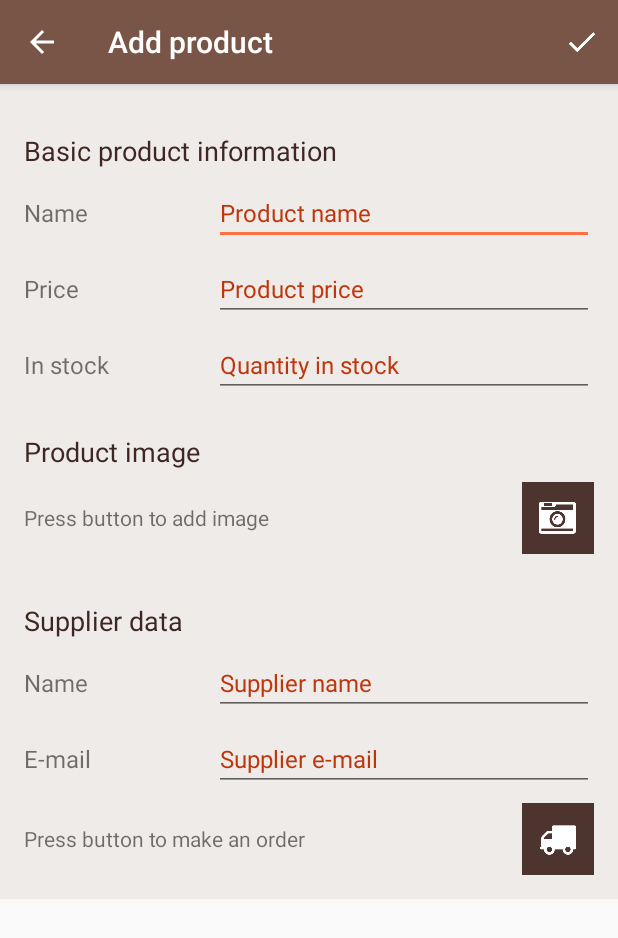
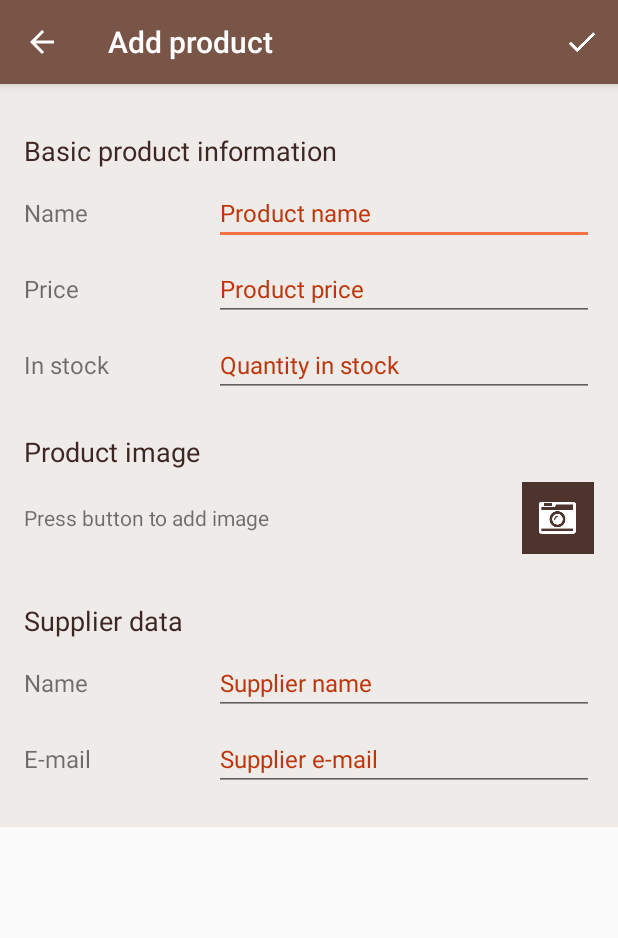
Before and after one commit to feamor84/InventoryApp, an Android app: the EditorActivity screen opened directly, with no data from a screen before it, after a tap on "Add image", on a phone screen of 412 x 824 dp. Shown: the top 938 px of the screen. Run offline under Robolectric (Android 15) with nearby library versions, the phone set to English and light mode, and no system bars; our stand-ins replace ButterKnife; 2 statements that could not run were skipped.

Commit message:
Fix order to supplier crash when user add product

```diff
--- a/app/src/main/java/pl/bartekpawlowski/inventoryapp/EditorActivity.java
+++ b/app/src/main/java/pl/bartekpawlowski/inventoryapp/EditorActivity.java
@@ -26,6 +26,7 @@ import android.widget.EditText;
 import android.widget.ImageButton;
 import android.widget.ImageView;
 import android.widget.LinearLayout;
+import android.widget.RelativeLayout;
 import android.widget.TextView;
 import android.widget.Toast;
 
@@ -84,11 +85,21 @@ public class EditorActivity extends AppCompatActivity implements LoaderManager.L
     @BindView(R.id.editor_image_holder)
     ImageView mImageView;
 
+    @BindView(R.id.editor_supplier_order_container)
+    RelativeLayout mSupplierOrderContainer;
+
     private Uri mItemUri;
     private Uri mPhotoUri = Uri.EMPTY;
 
     // Monitor of field change
     private boolean mHasFieldChange = false;
+    private View.OnTouchListener mOnTouchListener = new View.OnTouchListener() {
+        @Override
+        public boolean onTouch(View view, MotionEvent motionEvent) {
+            mHasFieldChange = true;
+            return false;
+        }
+    };
 
     @Override
     protected void onCreate(Bundle savedInstanceState) {
@@ -105,6 +116,7 @@ public class EditorActivity extends AppCompatActivity implements LoaderManager.L
             mImageView.getLayoutParams().height = Math.round(getResources().getDimension(R.dimen.product_editor_no_image));
             invalidateOptionsMenu();
             this.setTitle(R.string.product_editor_add_mode);
+            mSupplierOrderContainer.setVisibility(View.GONE);
 
             // Hide increase and decrease button when editor is in add mode
             mQuantityHeader.setVisibility(View.GONE);
@@ -429,14 +441,6 @@ public class EditorActivity extends AppCompatActivity implements LoaderManager.L
         mImageView.setImageDrawable(null);
     }
 
-    private View.OnTouchListener mOnTouchListener = new View.OnTouchListener() {
-        @Override
-        public boolean onTouch(View view, MotionEvent motionEvent) {
-            mHasFieldChange = true;
-            return false;
-        }
-    };
-
     private void showDeleteConfirmationDialog() {
         AlertDialog.Builder builder = new AlertDialog.Builder(this);
         builder.setMessage(R.string.alert_dialog_message);
--- a/app/src/main/res/layout/activity_editor.xml
+++ b/app/src/main/res/layout/activity_editor.xml
@@ -138,7 +138,9 @@
 
         </LinearLayout>
 
-        <RelativeLayout style="@style/ProductEditorTextAndImageButtonContainer">
+        <RelativeLayout
+            android:id="@+id/editor_supplier_order_container"
+            style="@style/ProductEditorTextAndImageButtonContainer">
 
             <TextView
                 style="@style/ProductEditorButtonText"
```
Also changed, not shown: 1 other file.
